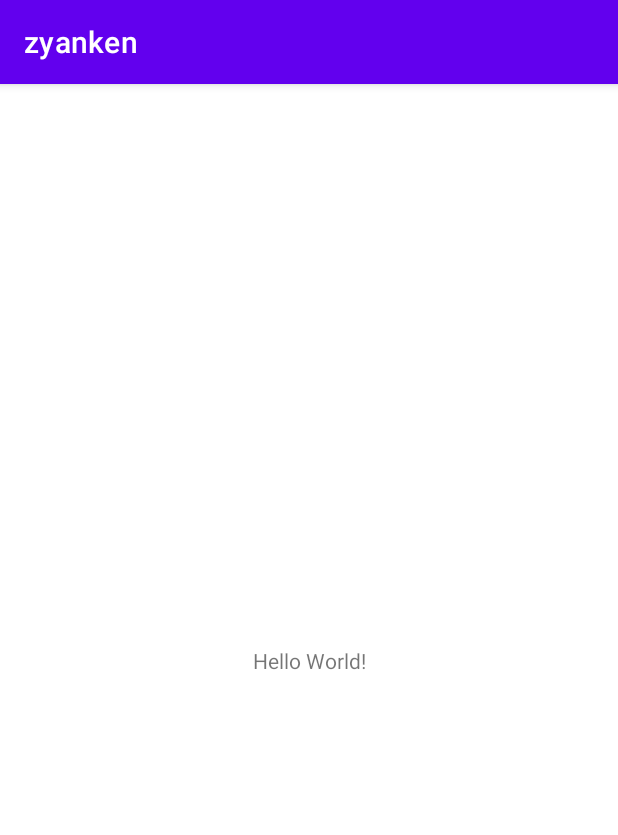
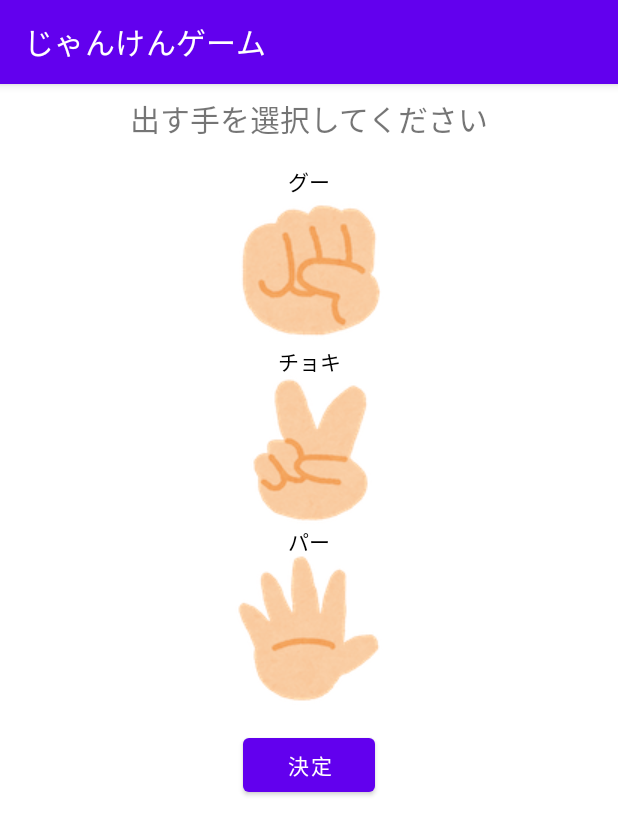
Before and after one commit to nameko710/zyanken, an Android app: the screen it shows after launch (MainActivity), on a phone screen of 412 x 824 dp. Shown: the top 835 px of the screen. Run offline under Robolectric (Android 15) with nearby library versions, the phone set to English and light mode, and no system bars.

Commit message:
手の選択画面を作成

```diff
--- /dev/null
+++ b/app/src/main/res/drawable/select_radio.xml
@@ -0,0 +1,10 @@
+<?xml version="1.0" encoding="utf-8"?>
+<selector xmlns:android="http://schemas.android.com/apk/res/android">
+  <!--選択時の設定-->
+  <item android:state_checked="true">
+    <shape android:shape="rectangle">
+      <solid android:color="#FFEB3B"/>
+    </shape>
+  </item>
+  <!--非選択時の設定-->
+</selector>
--- a/app/src/main/res/layout/activity_main.xml
+++ b/app/src/main/res/layout/activity_main.xml
@@ -7,12 +7,94 @@
     tools:context=".MainActivity">
 
     <TextView
+        android:id="@+id/tvHand"
         android:layout_width="wrap_content"
         android:layout_height="wrap_content"
-        android:text="Hello World!"
-        app:layout_constraintBottom_toBottomOf="parent"
+        android:layout_marginStart="8dp"
+        android:layout_marginTop="8dp"
+        android:layout_marginEnd="8dp"
+        android:text="@string/tv_hand"
+        android:textSize="20sp"
         app:layout_constraintEnd_toEndOf="parent"
         app:layout_constraintStart_toStartOf="parent"
         app:layout_constraintTop_toTopOf="parent" />
 
+    <Button
+        android:id="@+id/btDecision"
+        android:layout_width="wrap_content"
+        android:layout_height="48dp"
+        android:layout_marginStart="8dp"
+        android:layout_marginTop="8dp"
+        android:layout_marginEnd="8dp"
+        android:text="@string/bt_decision"
+        app:layout_constraintEnd_toEndOf="parent"
+        app:layout_constraintStart_toStartOf="parent"
+        app:layout_constraintTop_toBottomOf="@+id/radioGroup" />
+
+    <RadioGroup
+        android:id="@+id/radioGroup"
+        android:layout_width="0dp"
+        android:layout_height="wrap_content"
+        android:layout_marginTop="8dp"
+        android:layout_marginBottom="8dp"
+        android:orientation="vertical"
+        android:paddingTop="8dp"
+        android:paddingBottom="8dp"
+        app:layout_constraintBottom_toTopOf="@+id/btDecision"
+        app:layout_constraintEnd_toStartOf="@+id/guideline2"
+        app:layout_constraintHorizontal_bias="1.0"
+        app:layout_constraintStart_toStartOf="@+id/guideline"
+        app:layout_constraintTop_toBottomOf="@+id/tvHand"
+        app:layout_constraintVertical_bias="0.0">
+
+        <RadioButton
+            android:id="@+id/imageGu"
+            android:layout_width="match_parent"
+            android:layout_height="120dp"
+            android:background="@drawable/select_radio"
+            android:button="@null"
+            android:drawableBottom="@drawable/janken_gu"
+            android:text="@string/tv_gu"
+            android:textAlignment="center"
+            tools:ignore="VisualLintButtonSize" />
+
+        <RadioButton
+            android:id="@+id/imageChoki"
+            android:layout_width="match_parent"
+            android:layout_height="120dp"
+            android:background="@drawable/select_radio"
+            android:button="@null"
+            android:drawableBottom="@drawable/janken_choki"
+            android:text="@string/tv_choki"
+            android:textAlignment="center"
+            android:textSize="14sp"
+            tools:ignore="VisualLintButtonSize" />
+
+        <RadioButton
+            android:id="@+id/imagePa"
+            android:layout_width="match_parent"
+            android:layout_height="120dp"
+            android:background="@drawable/select_radio"
+            android:button="@null"
+            android:drawableBottom="@drawable/janken_pa"
+            android:text="@string/tv_pa"
+            android:textAlignment="center"
+            tools:ignore="VisualLintButtonSize" />
+
+    </RadioGroup>
+
+    <androidx.constraintlayout.widget.Guideline
+        android:id="@+id/guideline"
+        android:layout_width="wrap_content"
+        android:layout_height="wrap_content"
+        android:orientation="vertical"
+        app:layout_constraintGuide_begin="135dp" />
+
+    <androidx.constraintlayout.widget.Guideline
+        android:id="@+id/guideline2"
+        android:layout_width="wrap_content"
+        android:layout_height="wrap_content"
+        android:orientation="vertical"
+        app:layout_constraintGuide_end="135dp" />
+
 </androidx.constraintlayout.widget.ConstraintLayout>
--- a/app/src/main/res/values/strings.xml
+++ b/app/src/main/res/values/strings.xml
@@ -1,3 +1,8 @@
 <resources>
-    <string name="app_name">zyanken</string>
+    <string name="app_name">じゃんけんゲーム</string>
+    <string name="tv_hand">出す手を選択してください</string>
+    <string name="bt_decision">決定</string>
+    <string name="tv_gu">グー</string>
+    <string name="tv_choki">チョキ</string>
+    <string name="tv_pa">パー</string>
 </resources>
```
Also changed, not shown: app/src/main/res/drawable/janken_choki.png (added), app/src/main/res/drawable/janken_gu.png (added), app/src/main/res/drawable/janken_pa.png (added).
